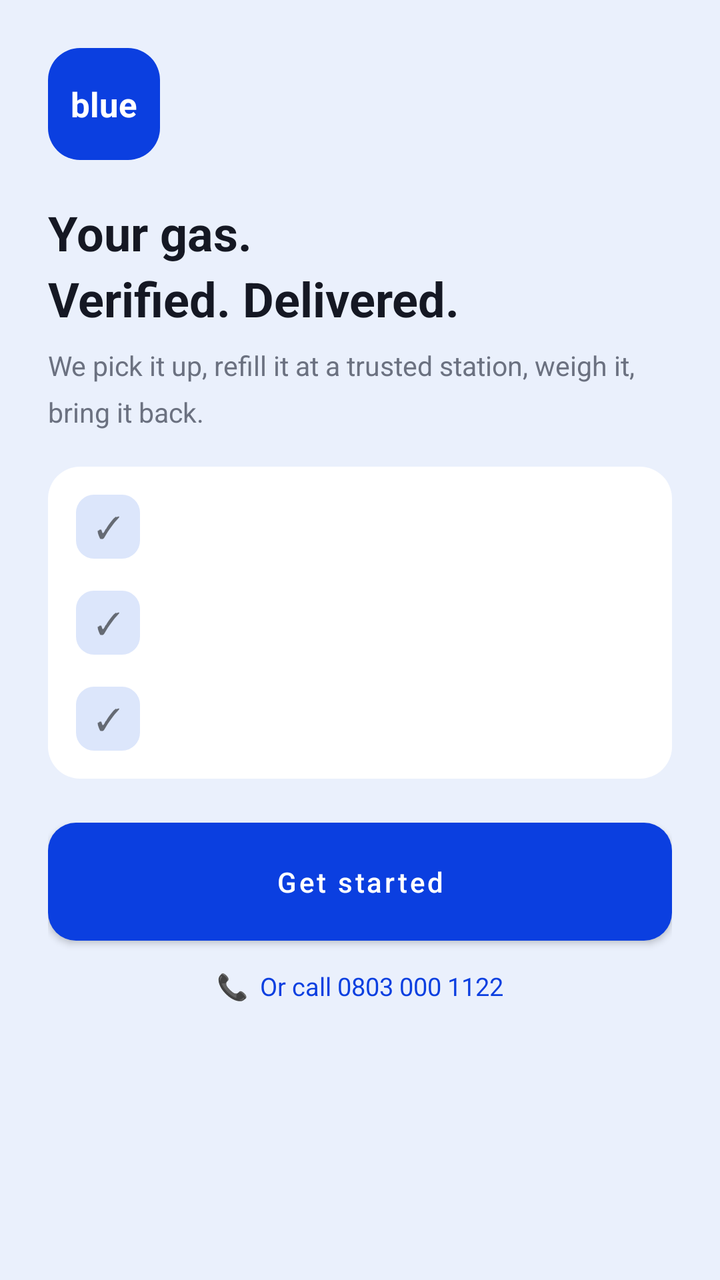
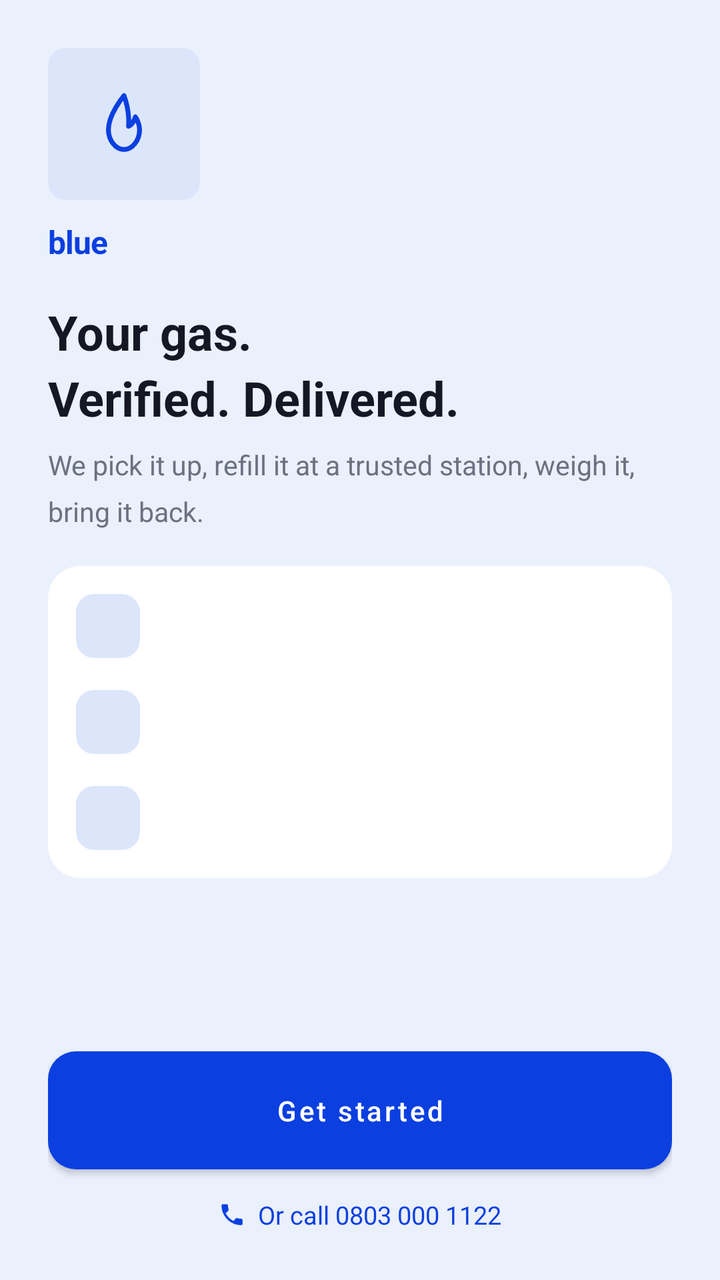

The first picture is an Android layout as it rendered before a commit; the second is the same layout after the commit. The layout source and the unified diff follow.
<!-- AndroidManifest.xml: application theme Theme.Blue -->
<!-- res/layout/view_onboarding.xml -->
<?xml version="1.0" encoding="utf-8"?>
<ScrollView xmlns:android="http://schemas.android.com/apk/res/android"
    android:layout_width="match_parent"
    android:layout_height="match_parent"
    android:background="@color/bg">

    <LinearLayout
        android:layout_width="match_parent"
        android:layout_height="wrap_content"
        android:orientation="vertical"
        android:padding="24dp">

        <TextView
            android:layout_width="56dp"
            android:layout_height="56dp"
            android:background="@drawable/bg_logo_badge"
            android:gravity="center"
            android:text="blue"
            android:textColor="@color/white"
            android:textSize="17sp"
            android:textStyle="bold" />

        <TextView
            android:layout_width="wrap_content"
            android:layout_height="wrap_content"
            android:layout_marginTop="20dp"
            android:text="Your gas.\nVerified. Delivered."
            android:textColor="@color/ink"
            android:textSize="24sp"
            android:textStyle="bold"
            android:lineSpacingMultiplier="1.15" />

        <TextView
            android:layout_width="match_parent"
            android:layout_height="wrap_content"
            android:layout_marginTop="8dp"
            android:text="We pick it up, refill it at a trusted station, weigh it, bring it back."
            android:textColor="@color/muted"
            android:textSize="13.5sp"
            android:lineSpacingMultiplier="1.4" />

        <LinearLayout
            android:layout_width="match_parent"
            android:layout_height="wrap_content"
            android:layout_marginTop="18dp"
            android:orientation="vertical"
            android:background="@drawable/bg_card"
            android:padding="6dp">

            <include layout="@layout/row_feature"
                android:id="@+id/featureVerified" />
            <include layout="@layout/row_feature"
                android:id="@+id/featureWeighed" />
            <include layout="@layout/row_feature"
                android:id="@+id/featureLoaner" />

        </LinearLayout>

        <Button
            android:id="@+id/btnGetStarted"
            android:layout_width="match_parent"
            android:layout_height="wrap_content"
            android:layout_marginTop="22dp"
            android:background="@drawable/btn_accent"
            android:text="Get started"
            android:textColor="@color/white"
            android:textAllCaps="false"
            android:textSize="14sp"
            android:paddingTop="14dp"
            android:paddingBottom="14dp" />

        <TextView
            android:id="@+id/tvCallOnboarding"
            android:layout_width="match_parent"
            android:layout_height="wrap_content"
            android:layout_marginTop="14dp"
            android:gravity="center"
            android:text="📞  Or call 0803 000 1122"
            android:textColor="@color/accent"
            android:textSize="12.5sp"
            android:clickable="true"
            android:focusable="true" />

    </LinearLayout>
</ScrollView>
<!-- res/layout/row_feature.xml (included above) -->
<?xml version="1.0" encoding="utf-8"?>
<LinearLayout xmlns:android="http://schemas.android.com/apk/res/android"
    android:layout_width="match_parent"
    android:layout_height="wrap_content"
    android:orientation="horizontal"
    android:gravity="center_vertical"
    android:padding="8dp">

    <TextView
        android:id="@+id/featureIcon"
        android:layout_width="32dp"
        android:layout_height="32dp"
        android:background="@drawable/bg_icon_chip"
        android:gravity="center"
        android:textSize="15sp"
        android:text="✓" />

    <LinearLayout
        android:layout_width="0dp"
        android:layout_height="wrap_content"
        android:layout_weight="1"
        android:layout_marginStart="12dp"
        android:orientation="vertical">

        <TextView
            android:id="@+id/featureTitle"
            android:layout_width="wrap_content"
            android:layout_height="wrap_content"
            android:textColor="@color/ink"
            android:textSize="12.5sp"
            android:textStyle="bold" />

        <TextView
            android:id="@+id/featureSubtitle"
            android:layout_width="wrap_content"
            android:layout_height="wrap_content"
            android:textColor="@color/muted_icon"
            android:textSize="11sp" />

    </LinearLayout>
</LinearLayout>
<!-- resources referenced by this layout -->
<resources>
  <color name="accent">#0B3FE0</color>
  <color name="bg">#EAF0FC</color>
  <color name="ink">#151823</color>
  <color name="muted">#6B7180</color>
  <color name="muted_icon">#9095A3</color>
  <color name="white">#FFFFFF</color>
  <!-- drawable bg_card (drawable) -->
  <?xml version="1.0" encoding="utf-8"?>
  <shape xmlns:android="http://schemas.android.com/apk/res/android">
      <solid android:color="@color/card" />
      <corners android:radius="16dp" />
  </shape>
  <!-- drawable bg_icon_chip (drawable) -->
  <?xml version="1.0" encoding="utf-8"?>
  <shape xmlns:android="http://schemas.android.com/apk/res/android">
      <solid android:color="@color/accent_soft" />
      <corners android:radius="9dp" />
  </shape>
  <!-- drawable bg_logo_badge (drawable) -->
  <?xml version="1.0" encoding="utf-8"?>
  <shape xmlns:android="http://schemas.android.com/apk/res/android">
      <solid android:color="@color/accent" />
      <corners android:radius="16dp" />
  </shape>
  <!-- drawable btn_accent (drawable) -->
  <?xml version="1.0" encoding="utf-8"?>
  <shape xmlns:android="http://schemas.android.com/apk/res/android">
      <solid android:color="@color/accent" />
      <corners android:radius="14dp" />
  </shape>
  <style name="Theme.Blue" parent="Theme.MaterialComponents.Light.NoActionBar">
          <item name="colorPrimary">@color/accent</item>
          <item name="android:windowBackground">@color/bg</item>
      </style>
  <color name="card">#FFFFFF</color>
  <color name="accent_soft">#DCE6FB</color>
</resources>

<!-- the commit's change to res/layout/view_onboarding.xml (unified diff, before → after) -->
@@ -2,28 +2,43 @@
 <ScrollView xmlns:android="http://schemas.android.com/apk/res/android"
     android:layout_width="match_parent"
     android:layout_height="match_parent"
-    android:background="@color/bg">
+    android:background="@color/bg"
+    android:fillViewport="true">
 
     <LinearLayout
         android:layout_width="match_parent"
         android:layout_height="wrap_content"
+        android:minHeight="match_parent"
         android:orientation="vertical"
         android:padding="24dp">
 
-        <TextView
-            android:layout_width="56dp"
-            android:layout_height="56dp"
-            android:background="@drawable/bg_logo_badge"
-            android:gravity="center"
-            android:text="blue"
-            android:textColor="@color/white"
-            android:textSize="17sp"
-            android:textStyle="bold" />
+        <LinearLayout
+            android:layout_width="76dp"
+            android:layout_height="76dp"
+            android:background="@drawable/bg_icon_chip"
+            android:gravity="center">
+
+            <ImageView
+                android:layout_width="34dp"
+                android:layout_height="34dp"
+                android:src="@drawable/ic_flame"
+                android:tint="@color/accent" />
+        </LinearLayout>
 
         <TextView
             android:layout_width="wrap_content"
             android:layout_height="wrap_content"
-            android:layout_marginTop="20dp"
+            android:layout_marginTop="10dp"
+            android:text="blue"
+            android:textColor="@color/accent"
+            android:textSize="16sp"
+            android:textStyle="bold"
+            android:letterSpacing="-0.02" />
+
+        <TextView
+            android:layout_width="wrap_content"
+            android:layout_height="wrap_content"
+            android:layout_marginTop="18dp"
             android:text="Your gas.\nVerified. Delivered."
             android:textColor="@color/ink"
             android:textSize="24sp"
@@ -56,11 +71,16 @@
 
         </LinearLayout>
 
+        <View
+            android:layout_width="0dp"
+            android:layout_height="0dp"
+            android:layout_weight="1"
+            android:layout_marginTop="18dp" />
+
         <Button
             android:id="@+id/btnGetStarted"
             android:layout_width="match_parent"
             android:layout_height="wrap_content"
-            android:layout_marginTop="22dp"
             android:background="@drawable/btn_accent"
             android:text="Get started"
             android:textColor="@color/white"
@@ -69,17 +89,30 @@
             android:paddingTop="14dp"
             android:paddingBottom="14dp" />
 
-        <TextView
-            android:id="@+id/tvCallOnboarding"
+        <LinearLayout
             android:layout_width="match_parent"
             android:layout_height="wrap_content"
             android:layout_marginTop="14dp"
+            android:orientation="horizontal"
             android:gravity="center"
-            android:text="📞  Or call 0803 000 1122"
-            android:textColor="@color/accent"
-            android:textSize="12.5sp"
             android:clickable="true"
-            android:focusable="true" />
+            android:focusable="true"
+            android:id="@+id/tvCallOnboarding">
+
+            <ImageView
+                android:layout_width="14dp"
+                android:layout_height="14dp"
+                android:src="@drawable/ic_phone"
+                android:tint="@color/accent" />
+
+            <TextView
+                android:layout_width="wrap_content"
+                android:layout_height="wrap_content"
+                android:layout_marginStart="6dp"
+                android:text="Or call 0803 000 1122"
+                android:textColor="@color/accent"
+                android:textSize="12.5sp" />
+        </LinearLayout>
 
     </LinearLayout>
 </ScrollView>
@@ -92,14 +125,18 @@
     android:gravity="center_vertical"
     android:padding="8dp">
 
-    <TextView
-        android:id="@+id/featureIcon"
+    <LinearLayout
         android:layout_width="32dp"
         android:layout_height="32dp"
         android:background="@drawable/bg_icon_chip"
-        android:gravity="center"
-        android:textSize="15sp"
-        android:text="✓" />
+        android:gravity="center">
+
+        <ImageView
+            android:id="@+id/featureIcon"
+            android:layout_width="16dp"
+            android:layout_height="16dp"
+            android:tint="@color/accent" />
+    </LinearLayout>
 
     <LinearLayout
         android:layout_width="0dp"
<!-- resource entries referenced after the edit -->
@@ -18,21 +18,39 @@
       <solid android:color="@color/accent_soft" />
       <corners android:radius="9dp" />
   </shape>
-  <!-- drawable bg_logo_badge (drawable) -->
-  <?xml version="1.0" encoding="utf-8"?>
-  <shape xmlns:android="http://schemas.android.com/apk/res/android">
-      <solid android:color="@color/accent" />
-      <corners android:radius="16dp" />
-  </shape>
   <!-- drawable btn_accent (drawable) -->
   <?xml version="1.0" encoding="utf-8"?>
   <shape xmlns:android="http://schemas.android.com/apk/res/android">
       <solid android:color="@color/accent" />
       <corners android:radius="14dp" />
   </shape>
+  <!-- drawable ic_flame (drawable) -->
+  <vector xmlns:android="http://schemas.android.com/apk/res/android"
+      android:width="24dp" android:height="24dp"
+      android:viewportWidth="24" android:viewportHeight="24">
+      <path
+          android:pathData="M12,2C12,2 6.5,8.5 6.5,14C6.5,17.87 9.13,21 12,21C14.87,21 17.5,17.87 17.5,14C17.5,11.5 16,9.5 16,9.5C16,9.5 15.3,12.2 13.6,12.8C13.6,12.8 14.2,8 12,2Z"
+          android:strokeColor="#FF000000"
+          android:strokeWidth="1.7"
+          android:fillColor="#00000000"
+          android:strokeLineCap="round"
+          android:strokeLineJoin="round" />
+  </vector>
+  <!-- drawable ic_phone (drawable) -->
+  <vector xmlns:android="http://schemas.android.com/apk/res/android"
+      android:width="24dp" android:height="24dp"
+      android:viewportWidth="24" android:viewportHeight="24">
+      <path
+          android:fillColor="#FF000000"
+          android:pathData="M6.62,10.79C8.06,13.62 10.38,15.93 13.21,17.38L15.41,15.18C15.68,14.91 16.08,14.82 16.43,14.94C17.55,15.31 18.76,15.51 20,15.51C20.55,15.51 21,15.96 21,16.51V20C21,20.55 20.55,21 20,21C10.61,21 3,13.39 3,4C3,3.45 3.45,3 4,3H7.5C8.05,3 8.5,3.45 8.5,4C8.5,5.25 8.7,6.45 9.07,7.57C9.18,7.92 9.1,8.31 8.82,8.59L6.62,10.79Z" />
+  </vector>
   <style name="Theme.Blue" parent="Theme.MaterialComponents.Light.NoActionBar">
           <item name="colorPrimary">@color/accent</item>
+          <item name="colorPrimaryDark">@color/bg</item>
+          <item name="colorAccent">@color/accent</item>
           <item name="android:windowBackground">@color/bg</item>
+          <item name="android:statusBarColor">@color/bg</item>
+          <item name="android:windowLightStatusBar">true</item>
       </style>
   <color name="card">#FFFFFF</color>
   <color name="accent_soft">#DCE6FB</color>
